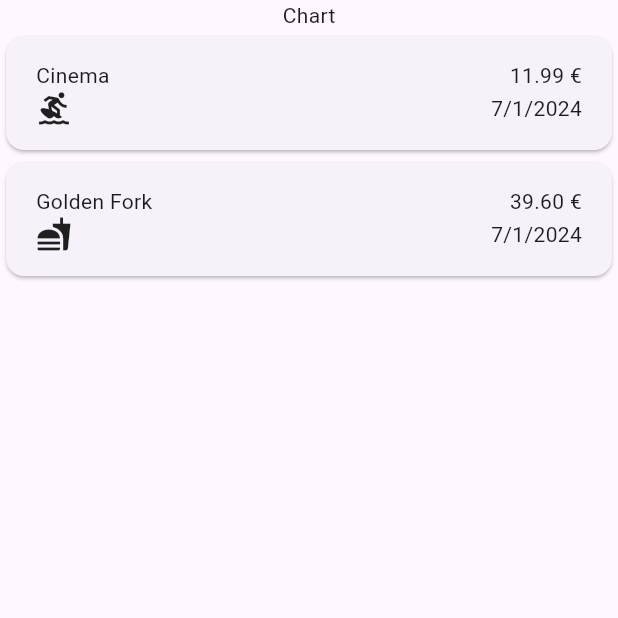
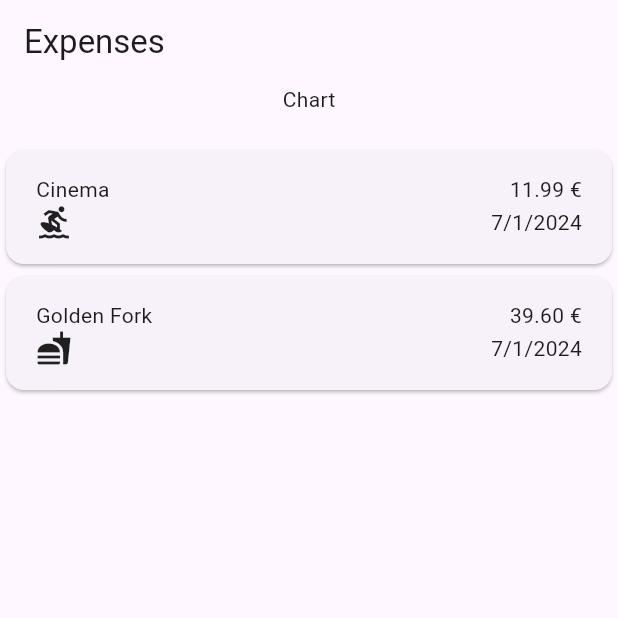
Before and after one commit to BenjaminChoron/expense_tracker, a Flutter app: the Expenses screen opened directly, on a phone screen of 412 x 824 dp, the top half of it. Run offline on Flutter 3.47's test engine with Material 3 defaults, Android fonts, the phone set to English and light mode, and no system bars.

Commit message:
🎨 Use Scaffold widget inside of expenses

```diff
--- a/lib/widgets/expenses.dart
+++ b/lib/widgets/expenses.dart
@@ -28,13 +28,19 @@ class _ExpensesState extends State<Expenses> {
 
   @override
   Widget build(BuildContext context) {
-    return Column(
+    return Scaffold(
+      appBar: AppBar(
+        title: const Text('Expenses'),
+      ),
+      body: Column(
         children: [
           const Text('Chart'),
+          const SizedBox(height: 20),
           Expanded(
             child: ExpensesList(expenses: _registeredExpenses),
           ),
         ],
+      ),
     );
   }
 }
```
Also changed, not shown: lib/main.dart (+2 -7 lines). Lines whose indentation alone changed are shown as unchanged.
